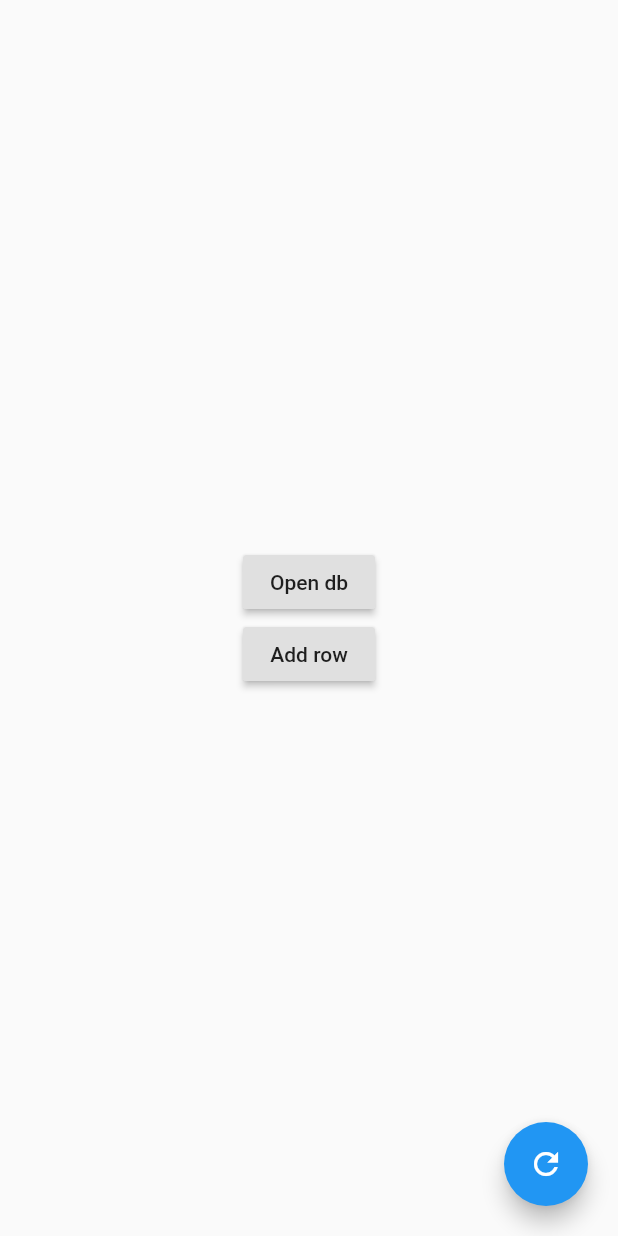
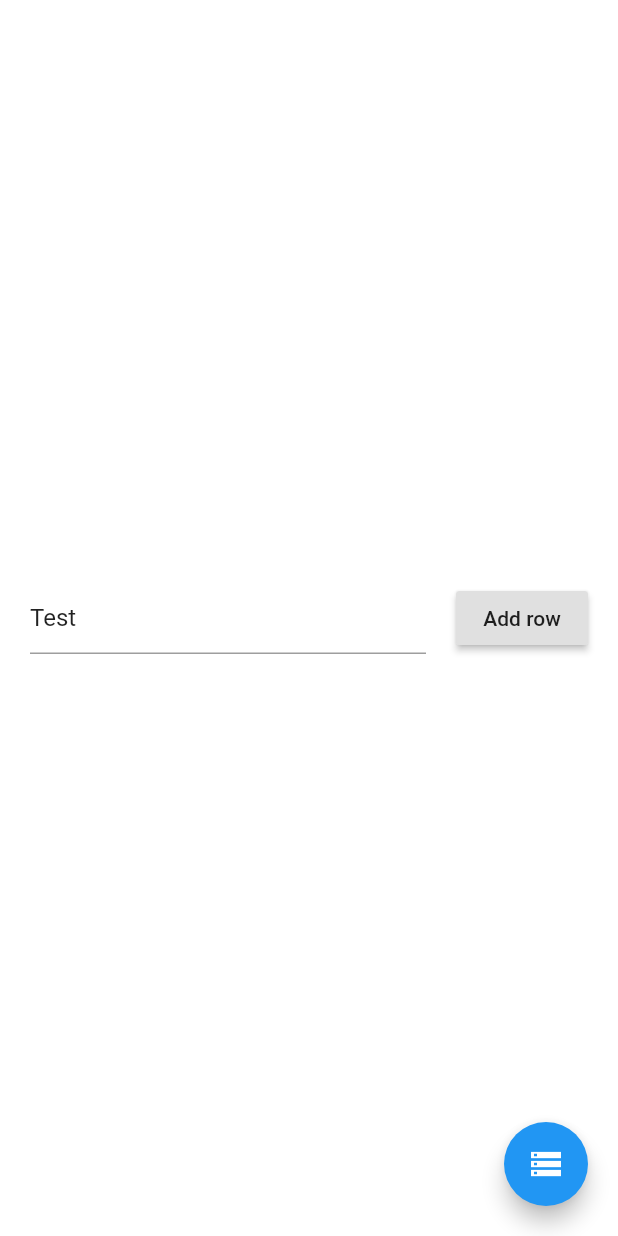
Before and after one commit to mcrovero/flutter_sqflite_manager, a Flutter app: the screen it shows after launch, after a tap on "Add row", on a phone screen of 412 x 824 dp. Run offline on Flutter 3.47's test engine with Material 2 defaults, Android fonts, the phone set to English and light mode, and no system bars; our stand-ins replace sqflite; accounts and stored records are empty.

Commit message:
Changed parameter from path to database

```diff
--- a/example/lib/db_page.dart
+++ b/example/lib/db_page.dart
@@ -12,65 +12,71 @@ class _DbPageState extends State<DbPage> {
 
   Database database;
 
+  final TextEditingController _textEditingController = TextEditingController(text:"Test");
+
   @override
   Widget build(BuildContext context) {
-    return FutureBuilder<String>(
-      future: _getPath(),
+    return FutureBuilder<Database>(
+      future: _getDatabase(),
       builder: (context, snapshot) {
         if(snapshot.hasData) {
           return SqfliteManager(
-            path: snapshot.data,
+            database: snapshot.data,
+            onDatabaseDeleted: (){
+
+            },
             enable: true,
             child: Container(
+              padding: EdgeInsets.all(20),
+              color: Colors.white,
               alignment: Alignment.center,
-              child: IntrinsicHeight(
-                child: Column(
+              child: Row(
                 children: <Widget>[
-                    RaisedButton(
-                      onPressed: (){
-                        _openDb();
-                      },
-                      child: Text("Open db"),
+                  Expanded(
+                    child: Container(
+                      margin: EdgeInsets.only(right:20),
+                      child: TextField(controller: _textEditingController)
+                    )
                   ),
                   RaisedButton(
                     onPressed: (){
-                        _addRow();
+                      _addRow(_textEditingController.text);
                     },
                     child: Text("Add row"),
                   ),
                 ],
               ),
             ),
-            ),
           );
         } else {
-          return CircularProgressIndicator();
+          return Container(
+            alignment: Alignment.center,
+            child: CircularProgressIndicator()
+          );
         }
       },
     );
   }
 
-  Future<String> _getPath() async {
+  Future<Database> _getDatabase() async {
+    if(database != null)
+      return database;
     var databasesPath = await getDatabasesPath();
-    return "$databasesPath/demo.db";
-  }
-  _openDb() async {
-    var path = await _getPath();
-    print(path);
-    database = await openDatabase(path, version: 1,
+    var path = "$databasesPath/demo.db";
+    return await openDatabase(path, version: 1,
       onCreate: (Database db, int version) async {
         // When creating the db, create the table
-      await db.execute(
-          'CREATE TABLE Test (id INTEGER PRIMARY KEY, value TEXT)');
-    });
+        await db.execute('CREATE TABLE Test (id INTEGER PRIMARY KEY, value TEXT, name TEXT, surname TEXT)');
       }
-  _addRow() async {
+    );
+  }
+
+  _addRow(String value) async {
     try {
-      if(database == null) {
-        await _openDb();
-      }
-      await database.insert('Test', {
-        'value': 'Test',
+      await (await _getDatabase()).insert('Test', {
+        'value': value ?? 'Test',
+        'name': 'John',
+        'surname': 'Doe'
       });
     } catch(e) {
       print(e);
--- a/lib/src/sqflite_manager.dart
+++ b/lib/src/sqflite_manager.dart
@@ -8,9 +8,10 @@ class SqfliteManager extends StatefulWidget {
   final bool enable;
   final Widget child;
   final Alignment iconAlignment;
-  final String path;
+  final Database database;
+  final Function onDatabaseDeleted;
 
-  SqfliteManager({Key key, @required this.child, this.enable = true, this.iconAlignment = Alignment.bottomRight, @required this.path}) : super(key: key);
+  SqfliteManager({Key key, @required this.child, this.enable = true, this.iconAlignment = Alignment.bottomRight, @required this.database, this.onDatabaseDeleted}) : super(key: key);
 
   _SqfliteManagerState createState() => _SqfliteManagerState();
 }
@@ -18,30 +19,21 @@ class SqfliteManager extends StatefulWidget {
 class _SqfliteManagerState extends State<SqfliteManager> {
 
   bool _showContent = false;
-  bool _databaseExists = false;
 
   @override
   void initState() {
     super.initState();
-    _checkDbExists();
-  }
-
-  _checkDbExists() async {
-    var dbExists = await databaseExists(widget.path);
-    setState(() {
-      _databaseExists = dbExists;
-    });
   }
 
   @override
   Widget build(BuildContext context) {
-    if(!widget.enable)
+    if(!widget.enable || widget.database == null)
       return widget.child;
     return Scaffold(
       body: Stack(
         children: <Widget>[
           widget.child,
-          _databaseExists ? Offstage(
+          Offstage(
             offstage: !_showContent,
             child: Navigator(
               initialRoute: 'root',
@@ -50,12 +42,16 @@ class _SqfliteManagerState extends State<SqfliteManager> {
                   return MaterialPageRoute(
                     builder: (context) {
                       return InitialPage(
+                        database: widget.database,
                         deleteDb: (){
-                          deleteDatabase(widget.path).then((value){
-                            _checkDbExists();
+                          var path = widget.database.path;
+                          deleteDatabase(path).then((value){
+                            widget.database.close();
+                            setState(() {
+
+                            });
                           });
                         },
-                        path: widget.path,
                       );
                     }
                   );
@@ -63,8 +59,8 @@ class _SqfliteManagerState extends State<SqfliteManager> {
                 return null;
               },
             ),
-          ) : Container(),
-          _databaseExists ? Container(
+          ),
+          Container(
             margin: EdgeInsets.all(20),
             alignment: widget.iconAlignment,
             child: FloatingActionButton(
@@ -75,16 +71,6 @@ class _SqfliteManagerState extends State<SqfliteManager> {
                 });
               },
             ),
-          ) :
-          Container(
-            margin: EdgeInsets.all(20),
-            alignment: widget.iconAlignment,
-            child: FloatingActionButton(
-              child: Icon(Icons.refresh),
-              onPressed: (){
-                _checkDbExists();
-              },
-            ),
           )
         ],
       ),
```
Also changed, not shown: lib/src/data_page.dart (+26 -5 lines), lib/src/initial_page.dart (+13 -29 lines), lib/src/structure_page.dart (+18 -2 lines). Lines whose indentation alone changed are shown as unchanged.
